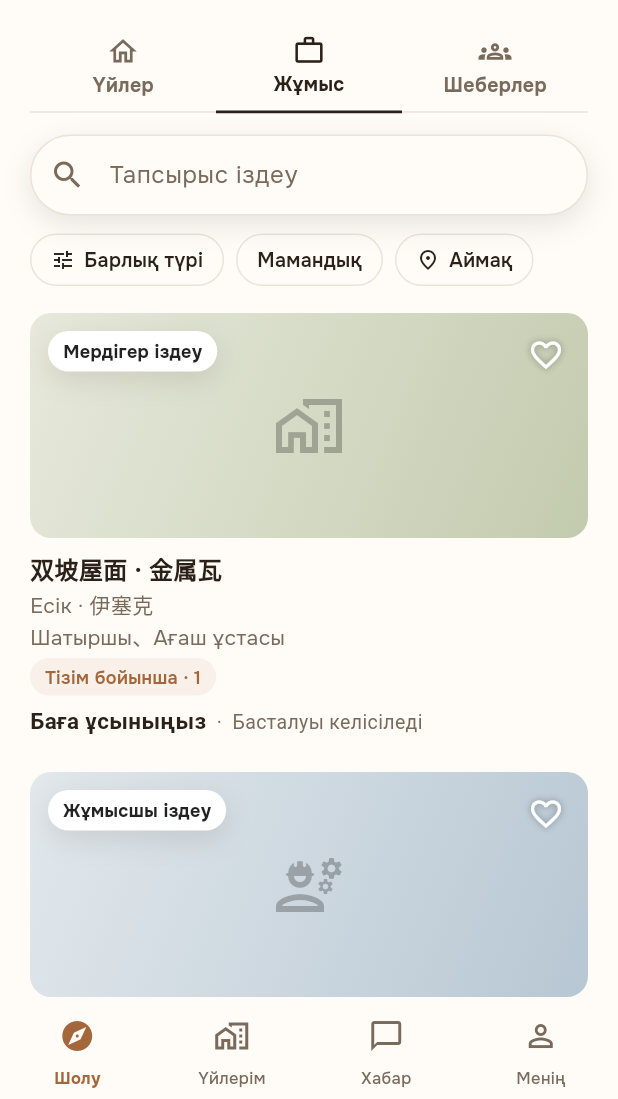
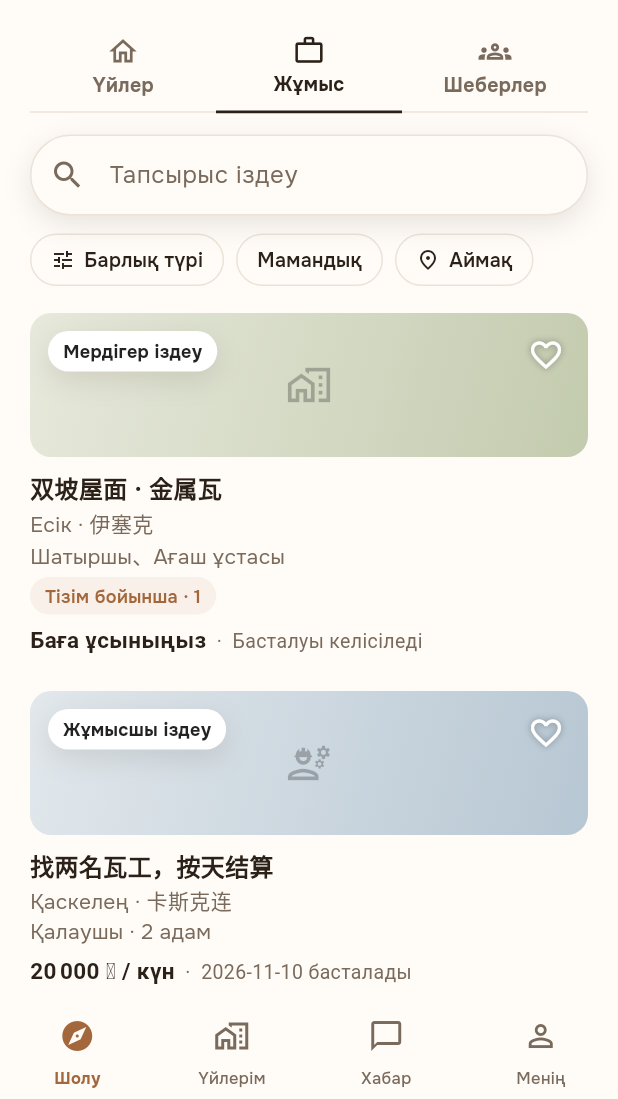
Before and after one commit to eq-devs/yusal, a Flutter app: the screen it shows after launch, after a tap on "Жұмыс", on a phone screen of 412 x 824 dp, the part 137-1236 px from its top. Run offline on Flutter 3.47's test engine with Material 3 defaults, Android fonts, the phone set to English and light mode, and no system bars; our stand-ins replace flutter_image_compress, flutter_riverpod, pdf, share_plus, shared_preferences; missing offline and left inert: file_selector.

Commit message:
Plan covers, prefilled quotes, end-request prompts, role-specific reviews
- Houses and demands without a photo show their ground-floor plan as
  the cover (cards, house page hero, demand detail); demand cards
  without a drawing get a shorter placeholder.
- Quote form starts from the owner's scope and target days.
- An end request from the other side shows in the owner's to-do strip,
  house card and the pro's jobs list; confirming end with open
  inspections warns with the accepted share first.
- Owners rate pros on quality, timeliness, communication and site;
  pros rate owners on payment, scope and communication.
- House search field loses its inner outline.

Co-Authored-By: Claude Opus 5.5 <noreply@anthropic.com>
Claude-Session: https://claude.ai/code/session_01UkwYFvpT7657inZ1vm229p

```diff
--- a/lib/platform/domain/models.dart
+++ b/lib/platform/domain/models.dart
@@ -802,7 +802,19 @@ class Cooperation {
 // ──────────────────────────────── reviews ────────────────────────────────
 
 /// Review dimensions: on-time payment, clear scope, communication, work.
-const reviewDimensions = ['payment', 'scope', 'communication', 'work'];
+const reviewDimensions = [
+  'payment',
+  'scope',
+  'communication',
+  'work',
+  'quality',
+  'time',
+  'site'
+];
+
+/// What an owner rates a pro on, and what a pro rates an owner on.
+const proReviewDimensions = ['quality', 'time', 'communication', 'site'];
+const ownerReviewDimensions = ['payment', 'scope', 'communication'];
 
 class Review {
   const Review(
--- a/lib/platform/ui/cards.dart
+++ b/lib/platform/ui/cards.dart
@@ -1,6 +1,7 @@
 import 'package:flutter/material.dart';
 import '../../app/settings.dart';
 import '../domain/models.dart';
+import 'design/plan_viewer.dart';
 import 'l10n.dart';
 import 'scope.dart';
 import 'theme.dart';
@@ -101,8 +102,13 @@ class DemandCard extends StatelessWidget {
               Cover(
                   icon: demandIcon(demand),
                   seed: demand.id,
-                  height: 150,
+                  // Without a drawing the cover is only decoration.
+                  height: v.snapshotId == null ? 96 : 150,
                   child: Stack(children: [
+                    if (v.snapshotId != null)
+                      Positioned.fill(
+                          child: PlanCover(
+                              snapshotId: v.snapshotId!, demandId: demand.id)),
                     Positioned(
                         left: 12,
                         top: 12,
--- a/lib/platform/ui/demand/demand_detail_page.dart
+++ b/lib/platform/ui/demand/demand_detail_page.dart
@@ -112,7 +112,10 @@ class _DemandDetail extends StatelessWidget {
           height: 190,
           image: data.snapshot?.preview == null
               ? null
-              : MemoryImage(Uint8List.fromList(data.snapshot!.preview!))),
+              : MemoryImage(Uint8List.fromList(data.snapshot!.preview!)),
+          child: data.snapshot?.preview == null && d.current.snapshotId != null
+              ? PlanCover(snapshotId: d.current.snapshotId!, demandId: d.id)
+              : null),
       Live<HousePost?>(
           reloadKey: ('post-for', d.id),
           load: (r) => r.postForDemand(d.id),
--- a/lib/platform/ui/design/plan_viewer.dart
+++ b/lib/platform/ui/design/plan_viewer.dart
@@ -8,12 +8,59 @@ import '../../../render2d/floor_plan_painter.dart';
 import '../../../render3d/scene_view.dart';
 import '../../domain/models.dart';
 import '../../../app/settings.dart';
+import '../scope.dart';
 import '../widgets.dart';
 
 HouseDocument? _document(DesignSnapshot? snapshot) {
   final text = snapshot?.planJson;
   if (text == null) return null;
   return loadHouse(utf8.encode(text)).document;
+}
+
+/// The ground-floor plan as a cover, for houses published without a
+/// picture. Loads the snapshot once and keeps the parsed plan; shows
+/// nothing (the cover's placeholder) while loading or if unavailable.
+class PlanCover extends StatelessWidget {
+  const PlanCover(
+      {super.key, required this.snapshotId, this.postId, this.demandId});
+  final String snapshotId;
+  final String? postId, demandId;
+
+  static final _cache = <String, HouseDocument?>{};
+
+  @override
+  Widget build(BuildContext context) => Live<HouseDocument?>(
+      reloadKey: 'plan-cover:$snapshotId',
+      load: (r) async {
+        if (_cache.containsKey(snapshotId)) return _cache[snapshotId];
+        try {
+          final snap =
+              await r.snapshot(snapshotId, postId: postId, demandId: demandId);
+          return _cache[snapshotId] = _document(snap);
+        } catch (_) {
+          return null;
+        }
+      },
+      loading: const SizedBox.shrink(),
+      error: (_, __) => const SizedBox.shrink(),
+      builder: (context, doc) {
+        if (doc == null || doc.floors.isEmpty) return const SizedBox.shrink();
+        final derived = deriveHouse(doc).floors.first;
+        final rooms = doc.floors.first.rooms;
+        return ColoredBox(
+            color: const Color(0xfff6f7f3),
+            child: CustomPaint(
+                painter: FloorPlanPainter(
+                    derived.base,
+                    {for (final r in rooms) r.id: ''},
+                    {for (final r in rooms) r.id: roomColors[r.type]!},
+                    openings: derived.openings,
+                    stairs: derived.stairs,
+                    furniture: doc.extras.furniture,
+                    showDimensions: false,
+                    showLabels: false,
+                    viewportInsets: const EdgeInsets.all(18))));
+      });
 }
 
 /// Shared public entry point. Never opens the editor or writes local projects.
--- a/lib/platform/ui/home/home_page.dart
+++ b/lib/platform/ui/home/home_page.dart
@@ -118,6 +118,10 @@ class _HomePageState extends State<HomePage> {
                                                       onChanged: searchChanged,
                                                       decoration: InputDecoration(
                                                           border:
+                                                              InputBorder.none,
+                                                          enabledBorder:
+                                                              InputBorder.none,
+                                                          focusedBorder:
                                                               InputBorder.none,
                                                           filled: false,
                                                           hintText: tr3(
--- a/lib/platform/ui/home/house_card.dart
+++ b/lib/platform/ui/home/house_card.dart
@@ -1,6 +1,7 @@
 import 'dart:typed_data';
 import 'package:flutter/material.dart';
 import '../../../app/settings.dart';
+import '../design/plan_viewer.dart';
 import '../../domain/models.dart';
 import '../l10n.dart';
 import '../scope.dart';
@@ -41,7 +42,10 @@ class HouseCard extends StatelessWidget {
                 icon: Icons.home_outlined,
                 seed: p.id,
                 height: compact ? 150 : 230,
-                image: image),
+                image: image,
+                child: image == null && p.snapshotId.isNotEmpty
+                    ? PlanCover(snapshotId: p.snapshotId, postId: p.id)
+                    : null),
             if (onLike != null)
               Positioned(
                   top: 10,
--- a/lib/platform/ui/home/post_page.dart
+++ b/lib/platform/ui/home/post_page.dart
@@ -260,7 +260,11 @@ class PostPage extends StatelessWidget {
                                 icon: Icons.home_outlined,
                                 seed: p.id,
                                 height: 300,
-                                image: image)))),
+                                image: image,
+                                child: image == null && p.snapshotId.isNotEmpty
+                                    ? PlanCover(
+                                        snapshotId: p.snapshotId, postId: p.id)
+                                    : null)))),
                 SliverToBoxAdapter(
                     child: Center(
                         child: ConstrainedBox(
--- a/lib/platform/ui/l10n.dart
+++ b/lib/platform/ui/l10n.dart
@@ -195,6 +195,9 @@ String dimensionName(String d) => switch (d) {
       'payment' => tr3('按时付款', 'Уақтылы төлем', 'Оплата вовремя'),
       'scope' => tr3('范围清晰', 'Нақты көлем', 'Понятный объём'),
       'communication' => tr3('沟通', 'Байланыс', 'Общение'),
+      'quality' => tr3('施工质量', 'Жұмыс сапасы', 'Качество работ'),
+      'time' => tr3('按时完成', 'Уақтылы', 'Сроки'),
+      'site' => tr3('现场整洁', 'Таза алаң', 'Порядок на объекте'),
       _ => tr3('施工体验', 'Жұмыс сапасы', 'Качество работы'),
     };
 
```
Also changed, not shown: lib/platform/ui/apply/apply_page.dart (+7 -0 lines), lib/platform/ui/coop/coop_page.dart (+10 -1 lines), lib/platform/ui/coop/review_page.dart (+10 -2 lines), lib/platform/ui/houses/my_houses_data.dart (+13 -0 lines), lib/platform/ui/houses/my_jobs.dart (+16 -6 lines), lib/platform/ui/projects/projects_page.dart (+7 -0 lines), 2 other files.
